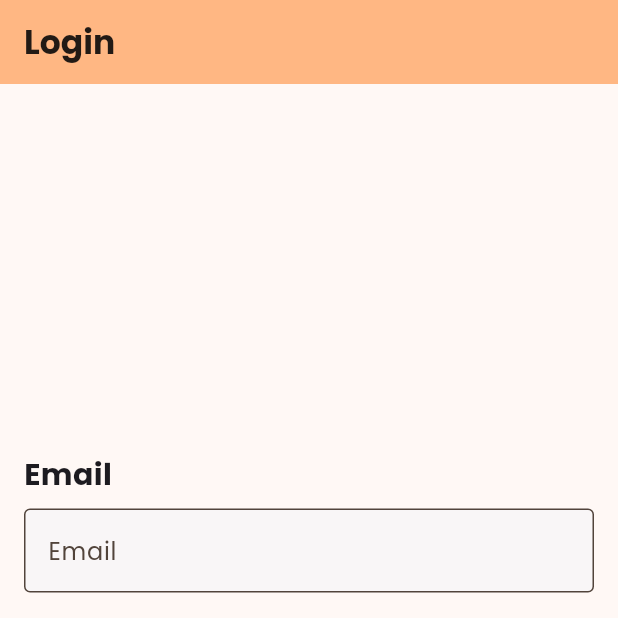
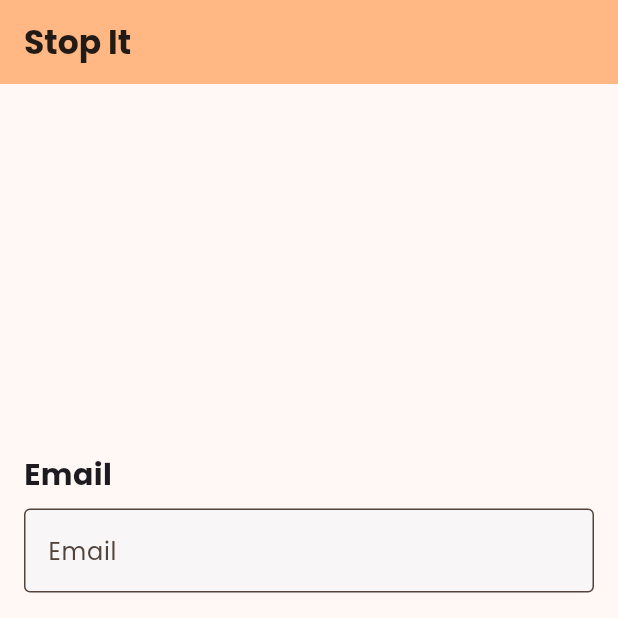
Before and after one commit to Toby-van-Berkum/stopit_frontend, a Flutter app: the screen it shows after launch, on a phone screen of 412 x 824 dp, the top half of it. Run offline on Flutter 3.47's test engine with Material 3 defaults, Android fonts, the phone set to English and light mode, and no system bars; our stand-ins replace google_fonts.

Commit message:
minor clean up

```diff
--- a/lib/main.dart
+++ b/lib/main.dart
@@ -21,7 +21,7 @@ class MyApp extends StatelessWidget {
         colorScheme: ColorScheme.fromSeed(seedColor: AppColors.primaryColor),
         useMaterial3: true,
       ),
-      home: const LoginPage(title: 'Login'),
+      home: const LoginPage(title: 'Stop It'),
     );
   }
 }
--- a/lib/pages/login_page.dart
+++ b/lib/pages/login_page.dart
@@ -1,5 +1,4 @@
 import 'package:flutter/material.dart';
-import 'package:google_fonts/google_fonts.dart';
 import 'globals.dart';
 
 class LoginPage extends StatefulWidget {
```
